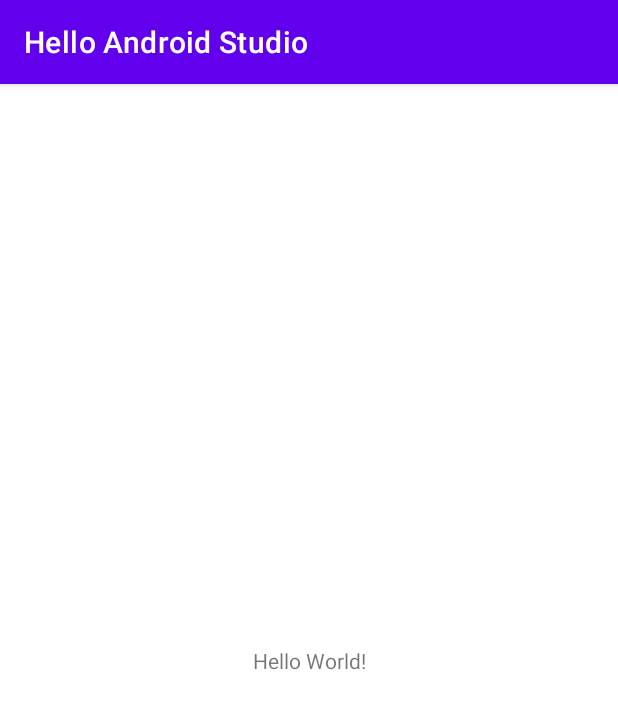
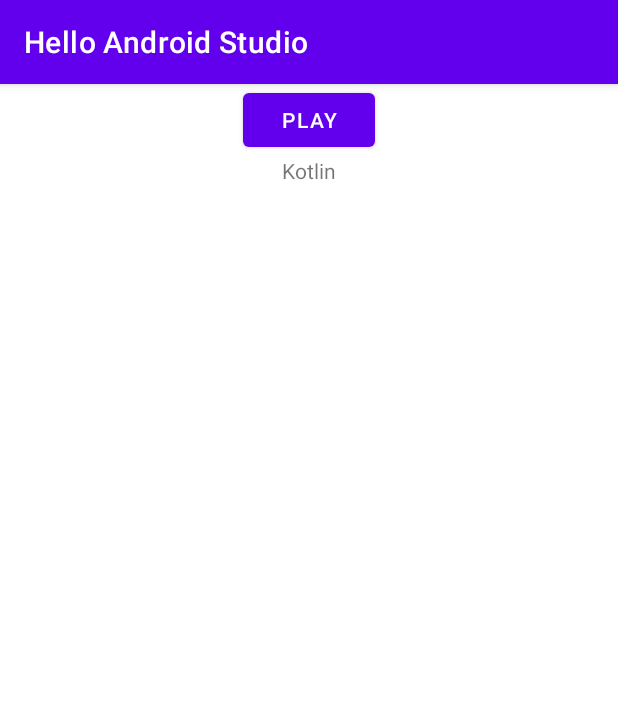
Before and after one commit to juliansalvucci/KOTLIN-1, an Android app: the screen it shows after launch (MainActivity), on a phone screen of 412 x 824 dp. Shown: the top 709 px of the screen. Run offline under Robolectric (Android 15) with nearby library versions, the phone set to English and light mode, and no system bars.

```diff
--- a/app/src/main/java/com/example/helloandroidstudio/MainActivity.kt
+++ b/app/src/main/java/com/example/helloandroidstudio/MainActivity.kt
@@ -2,13 +2,39 @@ package com.example.helloandroidstudio
 
 import androidx.appcompat.app.AppCompatActivity
 import android.os.Bundle
+import android.speech.tts.TextToSpeech
+import android.util.Log
+import android.widget.Button
+import android.widget.TextView
+import java.util.*
 
-class MainActivity : AppCompatActivity() {
+class MainActivity : AppCompatActivity(), TextToSpeech.OnInitListener {
+
+    var tts: TextToSpeech? = null  //variable local del tipo TextToSpeech
+
     override fun onCreate(savedInstanceState: Bundle?) {
         super.onCreate(savedInstanceState)
-        setContentView(R.layout.activity_main)
+        setContentView(R.layout.activity_main) //vistas
+
+        tts = TextToSpeech(this,this) //contexto = misma actividad, listener que debe ser compatible con la interface TextToSpeech
+
+        findViewById<Button>(R.id.btnPlay).setOnClickListener{speak()}
+
     }
-    private fun variablesYConstantes(){
+
+    private fun speak(){
+        var message: String = findViewById<TextView>(R.id.textView).text.toString() //extraigo el id de la vista
+
+        tts!!.speak(message, TextToSpeech.QUEUE_FLUSH, null, "")
+    }
+
+    override fun onInit(status: Int) {  //Método que pregunta si el movil esta habilitado para hablar
+        if(status == TextToSpeech.SUCCESS){
+            findViewById<TextView>(R.id.textView).text = "Listo"
+            tts!!.language = Locale.CHINA
+        } else {
+            findViewById<TextView>(R.id.textView).text = "No disponible"
+        }
 
     }
 }
--- a/app/src/main/res/layout/activity_main.xml
+++ b/app/src/main/res/layout/activity_main.xml
@@ -1,18 +1,24 @@
 <?xml version="1.0" encoding="utf-8"?>
-<androidx.constraintlayout.widget.ConstraintLayout xmlns:android="http://schemas.android.com/apk/res/android"
+<LinearLayout
+    xmlns:android="http://schemas.android.com/apk/res/android"
     xmlns:app="http://schemas.android.com/apk/res-auto"
     xmlns:tools="http://schemas.android.com/tools"
     android:layout_width="match_parent"
     android:layout_height="match_parent"
+    android:orientation="vertical"
+    android:gravity ="center_horizontal"
     tools:context=".MainActivity">
 
-    <TextView
+    <Button
+        android:id="@+id/btnPlay"
         android:layout_width="wrap_content"
         android:layout_height="wrap_content"
-        android:text="Hello World!"
-        app:layout_constraintBottom_toBottomOf="parent"
-        app:layout_constraintLeft_toLeftOf="parent"
-        app:layout_constraintRight_toRightOf="parent"
-        app:layout_constraintTop_toTopOf="parent" />
+        android:text="PLAY"/>
 
-</androidx.constraintlayout.widget.ConstraintLayout>
+    <TextView
+        android:id="@+id/textView"
+        android:layout_width="wrap_content"
+        android:layout_height="wrap_content"
+        android:text="Kotlin"/>
+
+</LinearLayout>
```
Also changed, not shown: 5 other files.
